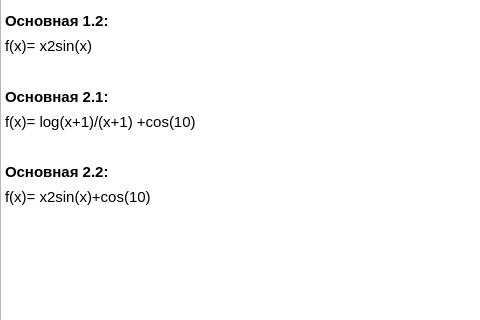
This is ui/helpDesign.ui in lesnikowka/LabSpline as Qt 5 draws it before an edit; both pictures show x 0 to 480 and y 169 to 489 of the 800 by 600 pixel window. The edited form follows.
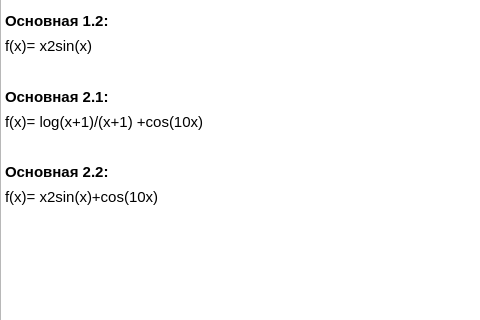
This is the edited form.

What changed in the file:
```diff
--- a/ui/helpDesign.ui
+++ b/ui/helpDesign.ui
@@ -39,10 +39,10 @@
 &lt;p style=&quot; margin-top:0px; margin-bottom:0px; margin-left:0px; margin-right:0px; -qt-block-indent:0; text-indent:0px; line-height:138%;&quot;&gt;&lt;span style=&quot; font-family:'Arial','sans-serif'; font-size:11pt; color:#000000; background-color:transparent;&quot;&gt;f(x)= x2sin(x)&lt;/span&gt;&lt;/p&gt;
 &lt;p style=&quot; margin-top:0px; margin-bottom:0px; margin-left:0px; margin-right:0px; -qt-block-indent:0; text-indent:0px;&quot;&gt;&lt;span style=&quot; font-size:8pt;&quot;&gt;&lt;br /&gt;&lt;/span&gt;&lt;/p&gt;
 &lt;p style=&quot; margin-top:0px; margin-bottom:0px; margin-left:0px; margin-right:0px; -qt-block-indent:0; text-indent:0px; line-height:138%;&quot;&gt;&lt;span style=&quot; font-family:'Arial','sans-serif'; font-size:11pt; font-weight:696; color:#000000; background-color:transparent;&quot;&gt;Основная 2.1:&lt;/span&gt;&lt;/p&gt;
-&lt;p style=&quot; margin-top:0px; margin-bottom:0px; margin-left:0px; margin-right:0px; -qt-block-indent:0; text-indent:0px; line-height:138%;&quot;&gt;&lt;span style=&quot; font-family:'Arial','sans-serif'; font-size:11pt; color:#000000; background-color:transparent;&quot;&gt;f(x)= log(x+1)/(x+1) +cos(10)&lt;/span&gt;&lt;/p&gt;
+&lt;p style=&quot; margin-top:0px; margin-bottom:0px; margin-left:0px; margin-right:0px; -qt-block-indent:0; text-indent:0px; line-height:138%;&quot;&gt;&lt;span style=&quot; font-family:'Arial','sans-serif'; font-size:11pt; color:#000000; background-color:transparent;&quot;&gt;f(x)= log(x+1)/(x+1) +cos(10x)&lt;/span&gt;&lt;/p&gt;
 &lt;p style=&quot; margin-top:0px; margin-bottom:0px; margin-left:0px; margin-right:0px; -qt-block-indent:0; text-indent:0px;&quot;&gt;&lt;span style=&quot; font-size:8pt;&quot;&gt;&lt;br /&gt;&lt;/span&gt;&lt;/p&gt;
 &lt;p style=&quot; margin-top:0px; margin-bottom:0px; margin-left:0px; margin-right:0px; -qt-block-indent:0; text-indent:0px; line-height:138%;&quot;&gt;&lt;span style=&quot; font-family:'Arial','sans-serif'; font-size:11pt; font-weight:696; color:#000000; background-color:transparent;&quot;&gt;Основная 2.2:&lt;/span&gt;&lt;/p&gt;
-&lt;p style=&quot; margin-top:0px; margin-bottom:0px; margin-left:0px; margin-right:0px; -qt-block-indent:0; text-indent:0px;&quot;&gt;&lt;span style=&quot; font-family:'Arial','sans-serif'; font-size:11pt; color:#000000; background-color:transparent;&quot;&gt;f(x)= x2sin(x)+cos(10)&lt;/span&gt;&lt;/p&gt;&lt;/body&gt;&lt;/html&gt;</string>
+&lt;p style=&quot; margin-top:0px; margin-bottom:0px; margin-left:0px; margin-right:0px; -qt-block-indent:0; text-indent:0px;&quot;&gt;&lt;span style=&quot; font-family:'Arial','sans-serif'; font-size:11pt; color:#000000; background-color:transparent;&quot;&gt;f(x)= x2sin(x)+cos(10x)&lt;/span&gt;&lt;/p&gt;&lt;/body&gt;&lt;/html&gt;</string>
     </property>
    </widget>
   </widget>
```
